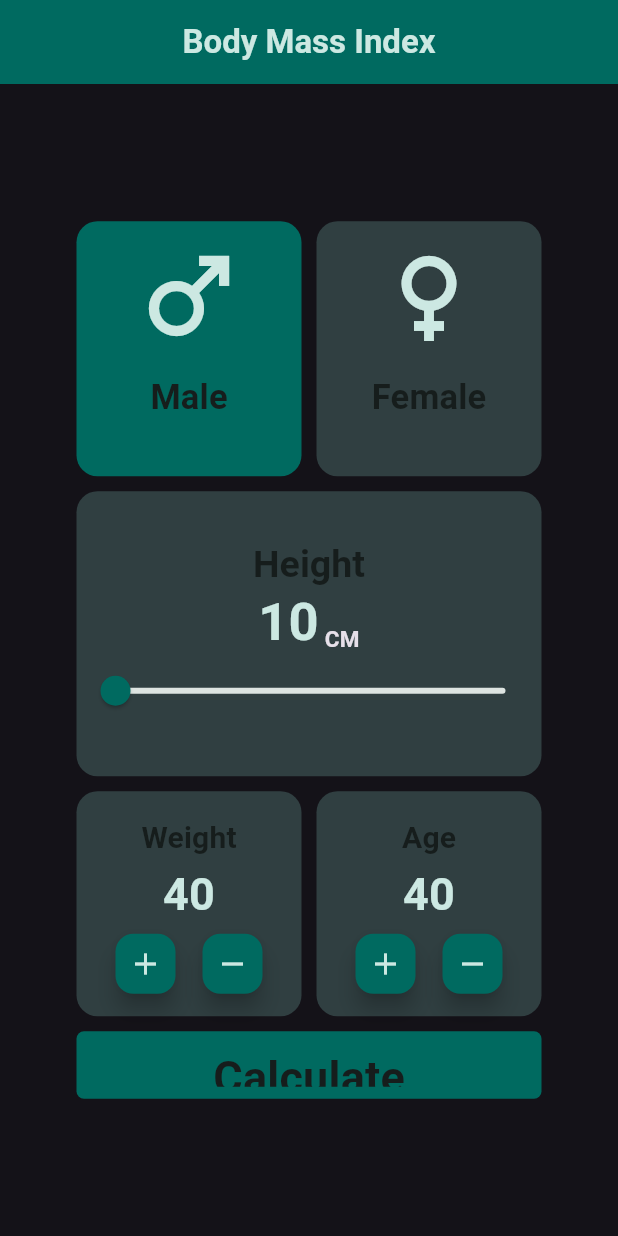
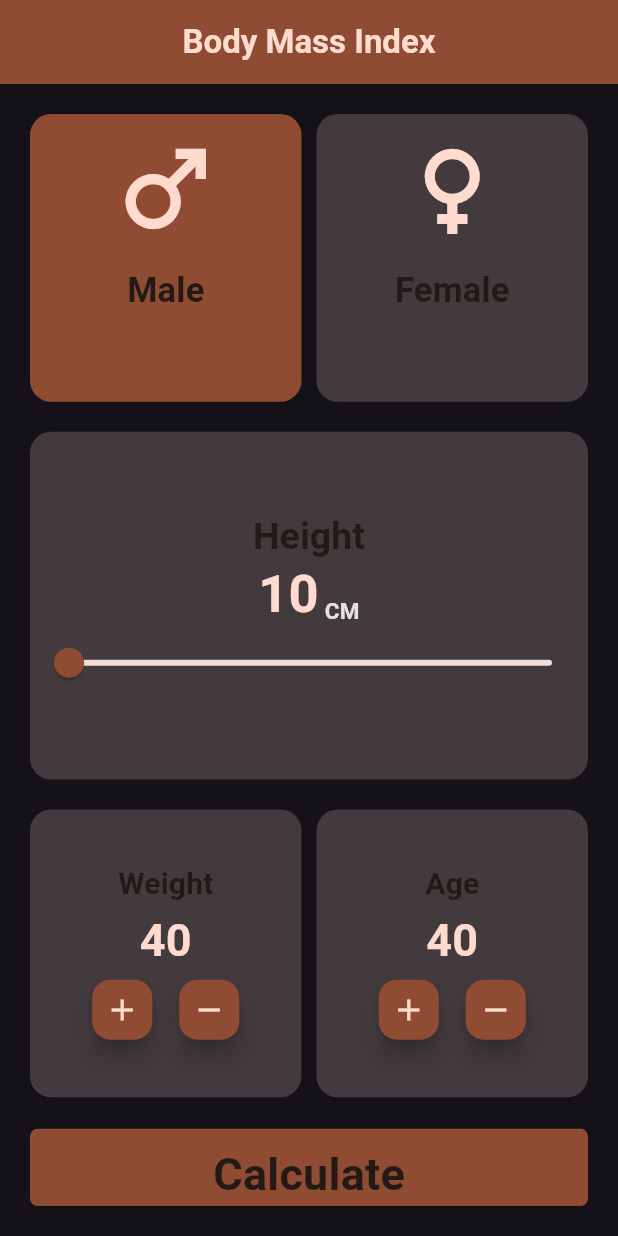
Before and after one commit to AbdelrhmanAmer/BMI_flutter_app, a Flutter app: the screen it shows after launch, on a phone screen of 412 x 824 dp. Run offline on Flutter 3.47's test engine with Material 3 defaults, Android fonts, the phone set to English and light mode, and no system bars.

Commit message:
Make App Expanded

```diff
--- a/bmi_app/lib/main.dart
+++ b/bmi_app/lib/main.dart
@@ -11,10 +11,11 @@ class MyApp extends StatelessWidget {
   // This widget is the root of your application.
   @override
   Widget build(BuildContext context) {
+    Color appColorTheme = Colors.brown;
     return MaterialApp(
       title: 'Flutter Demo',
       theme: ThemeData.dark().copyWith(
-        colorScheme: ColorScheme.fromSeed(seedColor: Colors.teal,),
+        colorScheme: ColorScheme.fromSeed(seedColor: appColorTheme,),
         brightness: Brightness.dark
       ),
       home: const HomeScreen(),
--- a/bmi_app/lib/screens/home.dart
+++ b/bmi_app/lib/screens/home.dart
@@ -14,14 +14,13 @@ class HomeScreen extends StatefulWidget {
 }
 
 class _HomeScreenState extends State<HomeScreen> {
-  bool isMale = true;
-  @override
-  Widget build(BuildContext context) {
+  bool _isMale = true;
   double myWeight = 40;
   double myHeight = 150;
   double myAge = 40;
   double bmi = 0;
-
+  @override
+  Widget build(BuildContext context) {
     calcBmi(){
       setState(() {
         bmi = myWeight/pow(myHeight/100, 2);
@@ -41,43 +40,40 @@ class _HomeScreenState extends State<HomeScreen> {
         backgroundColor: Theme.of(context).colorScheme.primary,
       ),
       body: SafeArea(
-        child: Container(
-          padding: const EdgeInsets.all(16),
-          child:Column(
+        child: Column(
           mainAxisAlignment: MainAxisAlignment.center,
           children: [
-              Row(
-                mainAxisAlignment: MainAxisAlignment.center,
+            Expanded(
+              child: Padding(
+                padding: const EdgeInsets.all(20),
+                child: Row(
                   children: [
-                  InkWell(
-                      onTap: () =>setState(() => isMale = isMale ? isMale : !isMale),
-                      child: GenderBox(gender: "Male", icon: Icons.male, isMale: isMale, )
-                  ),
+                    GenderBox( gender: "Male", isMale: _isMale, onToggle: () => setState(() => _isMale = true), ),
                     const SizedBox(width: 10,),
-                  InkWell(
-                      onTap: () =>setState(() => isMale = isMale ? !isMale : isMale),
-                      child: GenderBox(gender: "Female", icon: Icons.female, isMale: !isMale,)),
+                    GenderBox( gender: "Female", isMale: _isMale, onToggle: ()=> setState(() => _isMale = false), ),
                   ],
                 ),
-              HeightSlider(onHeight: (height)=>myHeight = height),
-              Row(
-                mainAxisAlignment: MainAxisAlignment.center,
+              ),
+            ),
+            Expanded(
+                child: HeightSlider(onHeight: (height)=>myHeight = height)
+            ),
+            Expanded(
+              child: Padding(
+                padding: const EdgeInsets.all(20.0),
+                child: Row(
                   children: [
-                  Counter(
-                    title: "Weight",
-                    onChange: (value) =>myWeight = value
-                  ),
+                    Counter( title: "Weight", onChange: (value) =>myWeight = value ),
                     const SizedBox(width: 10,),
-                  Counter(
-                    title: "Age",
-                    onChange: (value) =>  myAge = value
-                  ),
+                    Counter( title: "Age", onChange: (value) =>  myAge = value ),
                   ],
                 ),
-              const SizedBox(height: 10,),
+              ),
+            ),
             Container(
-                width: 310,
-                height: 45,
+              margin: const EdgeInsets.only(bottom: 20, left: 20, right: 20, top: 1),
+              width: double.infinity,
+              height: MediaQuery.of(context).size.height/16,
               decoration: BoxDecoration(
                 color: Theme.of(context).colorScheme.primary,
                 borderRadius: BorderRadius.circular(5),
@@ -90,7 +86,7 @@ class _HomeScreenState extends State<HomeScreen> {
                     MaterialPageRoute(builder: (ctx){
                       return ResultScreen(
                         result: bmi,
-                          gender: isMale?"Male":"Female",
+                        gender: _isMale? "Male" : "Female",
                         age: myAge,
                         status:
                               bmi < 18.5               ? "Underweight"
@@ -111,9 +107,7 @@ class _HomeScreenState extends State<HomeScreen> {
                 ),
               ),
             )
-
           ],
-          ),
         ),
       ),
     );
--- a/bmi_app/lib/screens/result.dart
+++ b/bmi_app/lib/screens/result.dart
@@ -43,7 +43,7 @@ class ResultScreen extends StatelessWidget {
                 ),
               ),
               Text(
-                'Result: ${result.toStringAsPrecision(4)}',
+                'Result: ${result.toStringAsFixed(2)}',
                 style: Theme.of(context).textTheme.titleLarge!.copyWith(
                     color: Theme.of(context).colorScheme.secondaryContainer,
                     fontSize: 30,
--- a/bmi_app/lib/widgets/counter.dart
+++ b/bmi_app/lib/widgets/counter.dart
@@ -18,10 +18,9 @@ class _CounterState extends State<Counter> {
   double counter = 40;
   @override
   Widget build(BuildContext context) {
-    return Container(
+    return Expanded(
+      child: Container(
         padding: const EdgeInsets.all(16),
-      width: 150,
-      height: 150,
         decoration: BoxDecoration(
           color: Theme.of(context).colorScheme.primaryContainer.withOpacity(.2),
           borderRadius: BorderRadius.circular(14),
@@ -78,6 +77,7 @@ class _CounterState extends State<Counter> {
 
           ],
         ),
+      ),
     );
   }
 }
--- a/bmi_app/lib/widgets/gender_box.dart
+++ b/bmi_app/lib/widgets/gender_box.dart
@@ -4,31 +4,33 @@ class GenderBox extends StatelessWidget {
   const GenderBox({
     super.key,
     required this.gender,
-    required this.icon,
-    required this.isMale
+    required this.isMale,
+    required this.onToggle
   });
-
   final String gender;
-  final IconData icon;
+  final void Function() onToggle;
   final bool isMale;
 
   @override
   Widget build(BuildContext context) {
-
-    return Container(
-      width: 150,
-      height: 170,
+    return Expanded(
+      child: InkWell(
+        onTap: onToggle,
+        child: Container(
           padding: const EdgeInsets.all(10),
           decoration: BoxDecoration(
             borderRadius: BorderRadius.circular(14),
-        color: isMale
+            color: (gender == "Male" && isMale) || ( gender == "Female" && !isMale)
                 ? Theme.of(context).colorScheme.primary
                 : Theme.of(context).colorScheme.primaryContainer.withOpacity(.2),
           ),
           child: Column(
             children: [
               Icon(
-            icon, size: 80,
+                gender == "Male"
+                    ? Icons.male
+                    : Icons.female,
+                size: 80,
                 color: Theme.of(context).colorScheme.secondaryContainer,
               ),
               const SizedBox(height: 10,),
@@ -42,7 +44,8 @@ class GenderBox extends StatelessWidget {
               )
             ],
           ),
-
+        ),
+      ),
     );
   }
 }
--- a/bmi_app/lib/widgets/height_slider.dart
+++ b/bmi_app/lib/widgets/height_slider.dart
@@ -18,9 +18,7 @@ class _HeightSliderState extends State<HeightSlider> {
   @override
   Widget build(BuildContext context) {
     return Container(
-              margin: const EdgeInsets.all(10),
-              width: 310,
-              height: 190,
+              margin: const EdgeInsets.symmetric(horizontal: 20),
               decoration: BoxDecoration(
                 borderRadius: BorderRadius.circular(14),
                 color: Theme.of(context).colorScheme.primaryContainer.withOpacity(.2)
```
Lines whose indentation alone changed are shown as unchanged.
